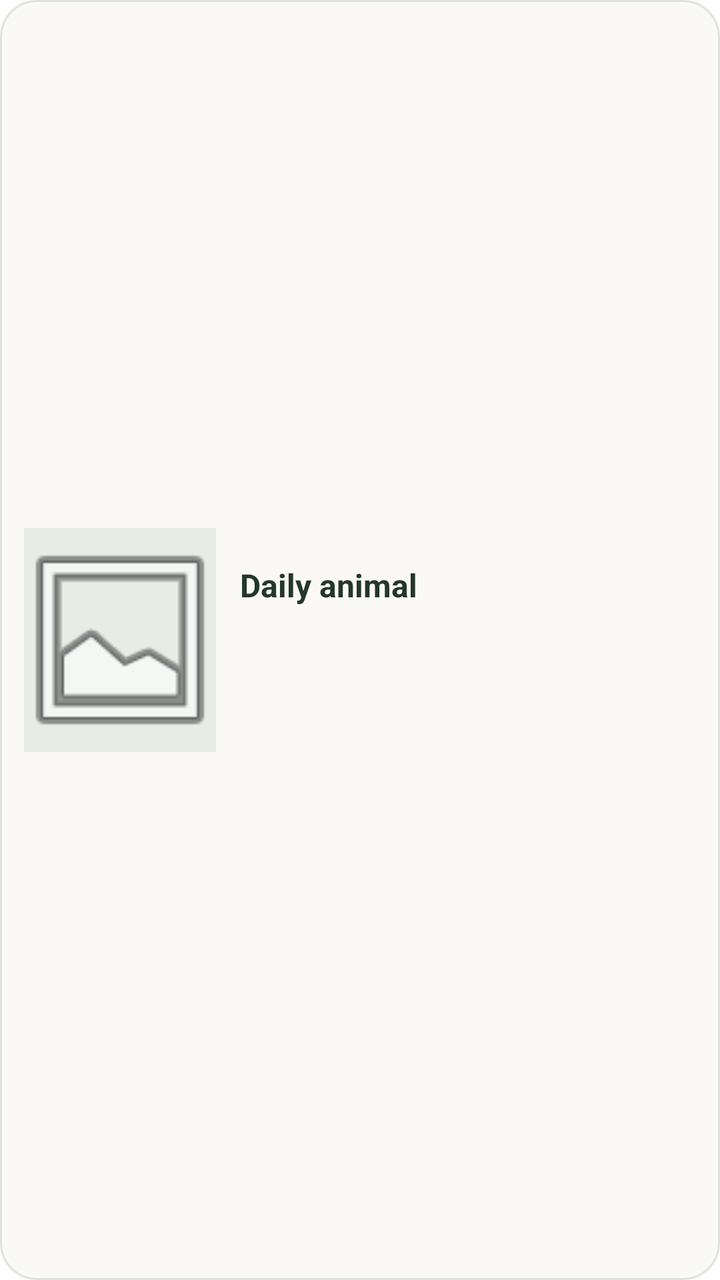
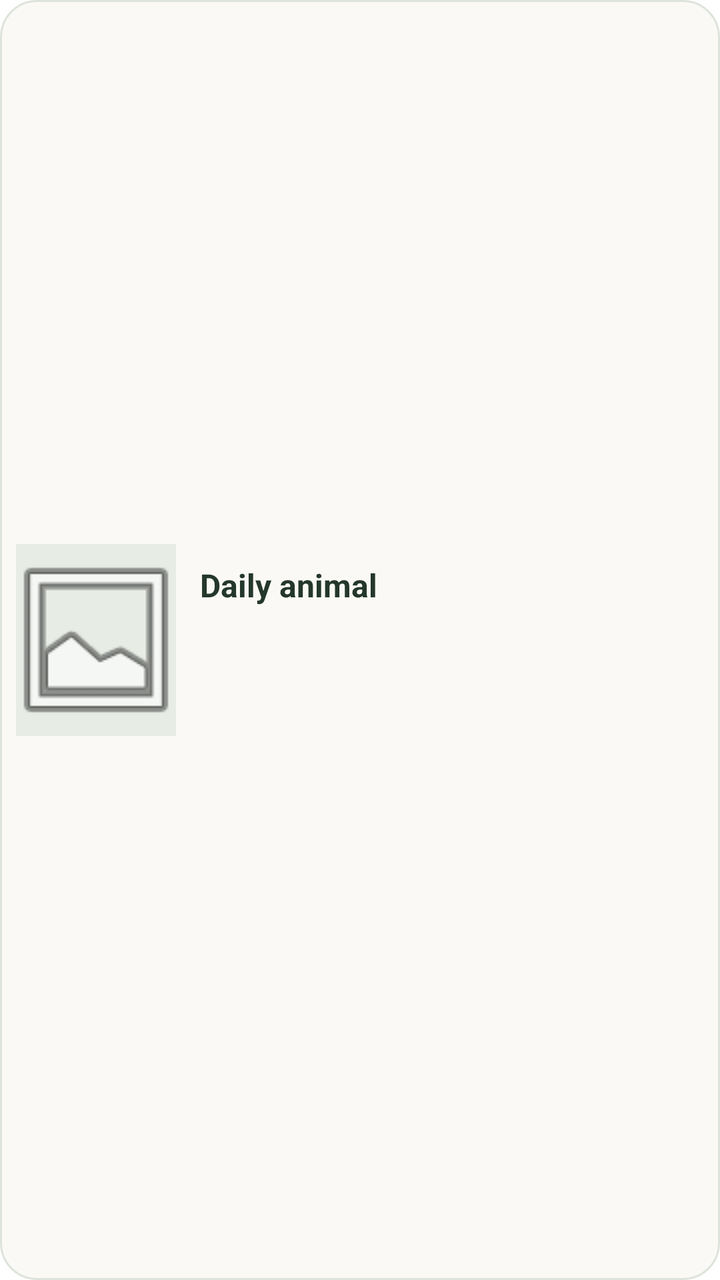

Screens rendered from an Android XML layout before and after an edit, with the pre-edit source and the edit as a unified diff.
<!-- AndroidManifest.xml: fallback theme Theme.MaterialComponents.DayNight.NoActionBar -->
<!-- res/layout/daily_animal_widget.xml -->
<LinearLayout xmlns:android="http://schemas.android.com/apk/res/android"
    android:id="@+id/daily_animal_widget"
    android:layout_width="match_parent"
    android:layout_height="match_parent"
    android:background="@drawable/daily_animal_widget_background"
    android:gravity="center_vertical"
    android:orientation="horizontal"
    android:padding="12dp">

    <ImageView
        android:id="@+id/daily_animal_photo"
        android:layout_width="96dp"
        android:layout_height="112dp"
        android:background="#E7ECE5"
        android:contentDescription="@string/daily_animal_photo_description"
        android:scaleType="centerCrop"
        android:src="@android:drawable/ic_menu_gallery" />

    <LinearLayout
        android:layout_width="0dp"
        android:layout_height="wrap_content"
        android:layout_marginStart="12dp"
        android:layout_weight="1"
        android:orientation="vertical">

        <TextView
            android:id="@+id/daily_animal_name"
            android:layout_width="match_parent"
            android:layout_height="wrap_content"
            android:ellipsize="end"
            android:maxLines="2"
            android:text="@string/daily_animal_title"
            android:textColor="#24372B"
            android:textSize="16sp"
            android:textStyle="bold" />

        <TextView
            android:id="@+id/daily_animal_scientific_name"
            android:layout_width="match_parent"
            android:layout_height="wrap_content"
            android:ellipsize="end"
            android:maxLines="1"
            android:textColor="#526256"
            android:textSize="12sp"
            android:textStyle="italic" />

        <TextView
            android:id="@+id/daily_animal_fact"
            android:layout_width="match_parent"
            android:layout_height="wrap_content"
            android:layout_marginTop="5dp"
            android:ellipsize="end"
            android:maxLines="4"
            android:textColor="#344339"
            android:textSize="12sp" />

        <TextView
            android:id="@+id/daily_animal_photo_credit"
            android:layout_width="match_parent"
            android:layout_height="wrap_content"
            android:layout_marginTop="5dp"
            android:ellipsize="end"
            android:maxLines="2"
            android:textColor="#68756A"
            android:textSize="9sp" />
    </LinearLayout>
</LinearLayout>
<!-- resources referenced by this layout -->
<resources>
  <!-- drawable daily_animal_widget_background (drawable) -->
  <shape xmlns:android="http://schemas.android.com/apk/res/android"
      android:shape="rectangle">
      <solid android:color="#FAF9F5" />
      <stroke
          android:width="1dp"
          android:color="#DDE4DB" />
      <corners android:radius="18dp" />
  </shape>
  <string name="daily_animal_photo_description">Photo of today’s animal</string>
  <string name="daily_animal_title">Daily animal</string>
</resources>

<!-- the commit's change to res/layout/daily_animal_widget.xml (unified diff, before → after) -->
@@ -5,12 +5,12 @@
     android:background="@drawable/daily_animal_widget_background"
     android:gravity="center_vertical"
     android:orientation="horizontal"
-    android:padding="12dp">
+    android:padding="8dp">
 
     <ImageView
         android:id="@+id/daily_animal_photo"
-        android:layout_width="96dp"
-        android:layout_height="112dp"
+        android:layout_width="80dp"
+        android:layout_height="96dp"
         android:background="#E7ECE5"
         android:contentDescription="@string/daily_animal_photo_description"
         android:scaleType="centerCrop"
@@ -50,7 +50,7 @@
             android:layout_height="wrap_content"
             android:layout_marginTop="5dp"
             android:ellipsize="end"
-            android:maxLines="4"
+            android:maxLines="2"
             android:textColor="#344339"
             android:textSize="12sp" />
 
@@ -60,7 +60,7 @@
             android:layout_height="wrap_content"
             android:layout_marginTop="5dp"
             android:ellipsize="end"
-            android:maxLines="2"
+            android:maxLines="1"
             android:textColor="#68756A"
             android:textSize="9sp" />
     </LinearLayout>
